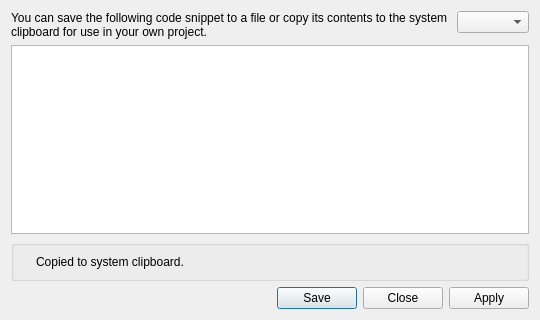
Qt form src/codesnippetdialog.ui (irydacea/wespal) before a commit.
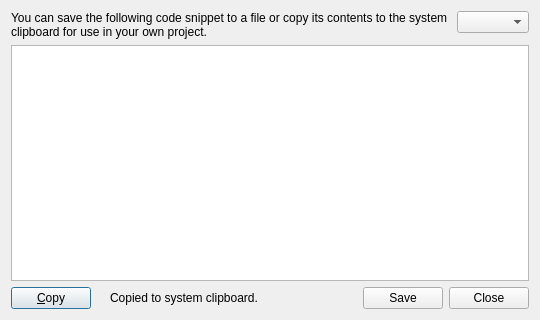
The same form after that commit.

Commit message:
codesnippetdialog: Have the Copy notification take up less space
This relocates it to the right of the Copy button, which is also now a
free QPushButton rather than a QDialogButtonBox child.

```diff
--- a/src/codesnippetdialog.ui
+++ b/src/codesnippetdialog.ui
@@ -51,11 +51,38 @@
     </widget>
    </item>
    <item>
-    <widget class="QGroupBox" name="boxClipboardMessage">
-     <property name="title">
-      <string/>
-     </property>
-     <layout class="QHBoxLayout" name="horizontalLayout_2" stretch="0,1">
+    <layout class="QHBoxLayout" name="bottomLayout">
+     <item alignment="Qt::AlignBottom">
+      <widget class="QPushButton" name="copyButton">
+       <property name="text">
+        <string>&amp;Copy</string>
+       </property>
+       <property name="default">
+        <bool>true</bool>
+       </property>
+      </widget>
+     </item>
+     <item>
+      <widget class="QFrame" name="boxClipboardMessage">
+       <property name="sizePolicy">
+        <sizepolicy hsizetype="Expanding" vsizetype="Minimum">
+         <horstretch>0</horstretch>
+         <verstretch>0</verstretch>
+        </sizepolicy>
+       </property>
+       <layout class="QHBoxLayout" name="horizontalLayout_2" stretch="0,0">
+        <property name="leftMargin">
+         <number>0</number>
+        </property>
+        <property name="topMargin">
+         <number>0</number>
+        </property>
+        <property name="rightMargin">
+         <number>0</number>
+        </property>
+        <property name="bottomMargin">
+         <number>0</number>
+        </property>
       <item>
        <widget class="QLabel" name="successIcon">
         <property name="text">
@@ -65,6 +92,12 @@
       </item>
       <item>
        <widget class="QLabel" name="label_3">
+          <property name="sizePolicy">
+           <sizepolicy hsizetype="Expanding" vsizetype="Minimum">
+            <horstretch>0</horstretch>
+            <verstretch>0</verstretch>
+           </sizepolicy>
+          </property>
         <property name="text">
          <string>Copied to system clipboard.</string>
         </property>
@@ -76,15 +109,23 @@
      </layout>
     </widget>
    </item>
-   <item>
+     <item alignment="Qt::AlignBottom">
     <widget class="QDialogButtonBox" name="buttonBox">
+       <property name="sizePolicy">
+        <sizepolicy hsizetype="Minimum" vsizetype="Fixed">
+         <horstretch>0</horstretch>
+         <verstretch>0</verstretch>
+        </sizepolicy>
+       </property>
      <property name="orientation">
       <enum>Qt::Horizontal</enum>
      </property>
      <property name="standardButtons">
-      <set>QDialogButtonBox::Apply|QDialogButtonBox::Close|QDialogButtonBox::Save</set>
-     </property>
-    </widget>
+        <set>QDialogButtonBox::Close|QDialogButtonBox::Save</set>
+       </property>
+      </widget>
+     </item>
+    </layout>
    </item>
   </layout>
  </widget>
```
Lines whose indentation alone changed are shown as unchanged. The commit also changes 1 other file.
